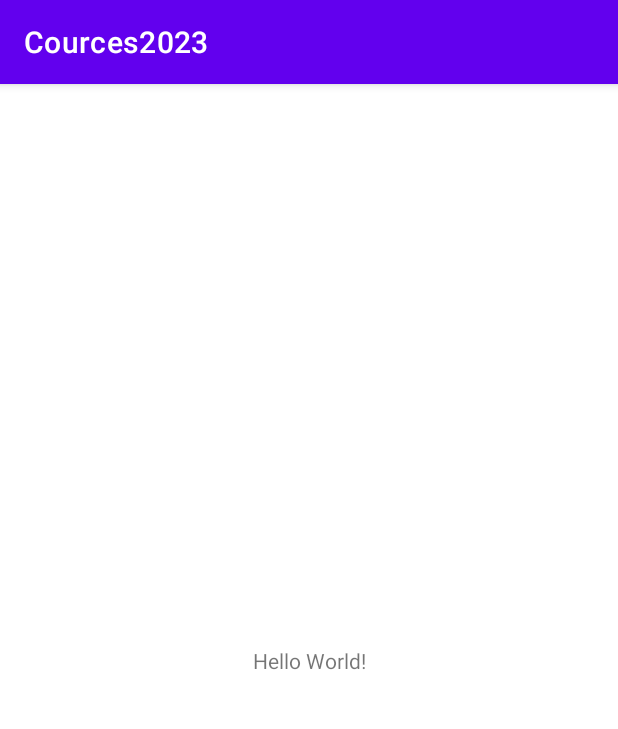
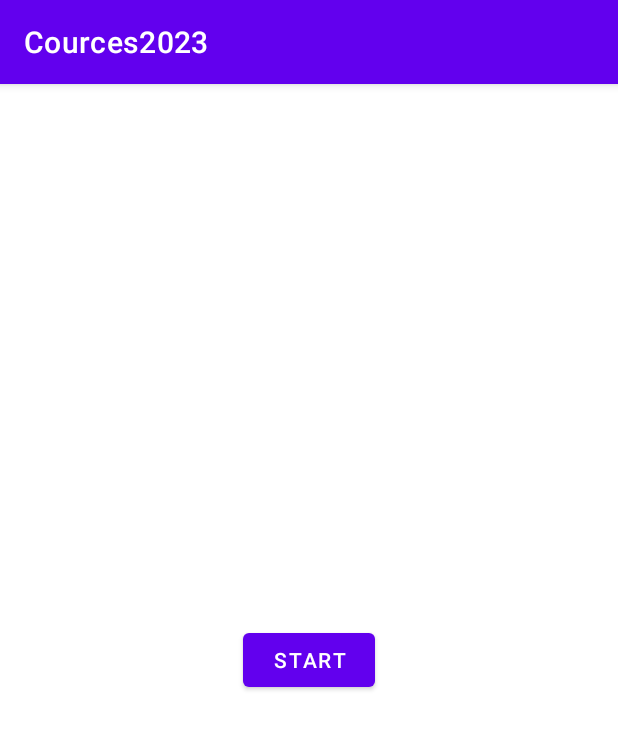
Before and after one commit to linyasha/Cources2023, an Android app: the screen it shows after launch (MainActivity before the commit, RxJavaWorkShop after it), on a phone screen of 412 x 824 dp. Shown: the top 729 px of the screen. Run offline under Robolectric (Android 15) with nearby library versions, the phone set to English and light mode, and no system bars; our stand-ins replace RxJava.

Commit message:
homework_6

```diff
--- a/app/build.gradle
+++ b/app/build.gradle
@@ -52,6 +52,10 @@ dependencies {
     androidTestImplementation 'androidx.test.espresso:espresso-core:3.5.1'
     implementation("org.jetbrains.kotlinx:kotlinx-coroutines-android:1.3.9")
 
+    //RX
+    implementation "io.reactivex.rxjava3:rxjava:3.1.6"
+    implementation 'io.reactivex.rxjava3:rxandroid:3.0.2'
+
 
 //    // ViewModel
 //    implementation("androidx.lifecycle:lifecycle-viewmodel:$lifecycle_version")
--- a/app/src/main/AndroidManifest.xml
+++ b/app/src/main/AndroidManifest.xml
@@ -13,7 +13,7 @@
         android:theme="@style/Theme.Cources2023"
         tools:targetApi="31" >
         <activity
-            android:name=".MainActivity"
+            android:name=".RxJavaWorkShop"
             android:exported="true" >
             <intent-filter>
                 <action android:name="android.intent.action.MAIN" />
--- a/app/src/main/java/dev/lynko/cources2023/MainActivity.kt
+++ /dev/null
@@ -1,54 +0,0 @@
-package dev.lynko.cources2023
-
-import android.annotation.SuppressLint
-import android.content.Intent
-import androidx.appcompat.app.AppCompatActivity
-import android.os.Bundle
-import android.os.PersistableBundle
-import android.util.Log
-import android.widget.Button
-import android.widget.Toast
-import android.widget.Toolbar
-import kotlinx.coroutines.*
-//import androidx.lifecycle.lifecycleScope
-import kotlin.random.Random
-
-class MainActivity : AppCompatActivity() {
-
-    val scope = CoroutineScope(Dispatchers.Main)
-
-    var networkJob: Job? = null
-
-    @SuppressLint("MissingInflatedId")
-    override fun onCreate(savedInstanceState: Bundle?) {
-        super.onCreate(savedInstanceState)
-        setContentView(R.layout.activity_main)
-
-        Log.d(Lesson12.TAG, "main start:")
-
-        networkJob = scope.launch {
-            Log.d(Lesson12.TAG, "coroutine start ${this.hashCode()}  ${scope.hashCode()}")
-            launch(Dispatchers.IO) {
-                updateData()
-            }
-//            withContext(Dispatchers.IO) {
-//
-//            }
-            Log.d(Lesson12.TAG, "coroutine end")
-        }
-        Log.d(Lesson12.TAG, "main after launch ")
-    }
-
-    suspend fun updateData() {
-        Log.d(Lesson12.TAG, "updateData start")
-        delay(1000L)
-        Log.d(Lesson12.TAG, "updateData end")
-        withContext(Dispatchers.Main) {
-            delay(1000L)
-            Log.d(TAG, "MAIN: ")
-        }
-        Log.d(TAG, "updateData: ")
-    }
-
-    val TAG = "d_Example"
-}
--- /dev/null
+++ b/app/src/main/java/dev/lynko/cources2023/RxJavaWorkShop.kt
@@ -0,0 +1,58 @@
+package dev.lynko.cources2023
+
+import android.annotation.SuppressLint
+import android.content.Intent
+import androidx.appcompat.app.AppCompatActivity
+import android.os.Bundle
+import android.os.PersistableBundle
+import android.util.Log
+import android.widget.Button
+import android.widget.Toast
+import android.widget.Toolbar
+import dev.lynko.cources2023.databinding.ActivityMainBinding
+import io.reactivex.rxjava3.core.Observable
+import io.reactivex.rxjava3.core.Observer
+import io.reactivex.rxjava3.disposables.Disposable
+import kotlinx.coroutines.*
+//import androidx.lifecycle.lifecycleScope
+import kotlin.random.Random
+
+class RxJavaWorkShop : AppCompatActivity() {
+
+    private var TAG = "MainActivity"
+
+    lateinit var binding: ActivityMainBinding
+
+    override fun onCreate(savedInstanceState: Bundle?) {
+        super.onCreate(savedInstanceState)
+        binding = ActivityMainBinding.inflate(layoutInflater)
+        setContentView(binding.root)
+        //TODO 1 По нажатию на кнопку button, необходимо вызывать метод startRSStream
+    }
+
+    private fun startRStream() {
+
+        //TODO 2 Реализуйте метод getObservable, который должен возвращать Observable<String>.
+        // Observable должен испускать 5 чисел от 5 до 1.
+//        val myObservable = getObservable()
+
+        //TODO 3 Реализуйте метод getObserver, который должен возвращать Observer<String>.
+        // В методе создайте и верните анонимный объект Observer(object : Observer<String>) и переопределите
+        // необходимые методы. В каждом переопределенном методе выводите Toast с названием переопределенного метода.
+        // В методе onNext, Toast должен выводить число, которое пришло из Observable.
+//        val myObserver = getObserver()
+
+        //TODO 4 Имея myObservable и myObserver, произведите подписку(subscribe). Observable должен выполняться
+        // в фоновом потоке, а обработка значений Observer в Main потоке.
+
+    }
+
+//    private fun getObserver() {
+//        return object :
+//    }
+
+//    private fun getObservable() {
+//        return Observable.
+//    }
+
+}
--- a/app/src/main/res/layout/activity_main.xml
+++ b/app/src/main/res/layout/activity_main.xml
@@ -5,14 +5,16 @@
     xmlns:app="http://schemas.android.com/apk/res-auto"
     android:layout_width="match_parent"
     android:layout_height="match_parent"
-    tools:context=".MainActivity">
-    <TextView
-      android:layout_width="wrap_content"
-      android:layout_height="wrap_content"
-      android:text="Hello World!"
-      app:layout_constraintBottom_toBottomOf="parent"
-      app:layout_constraintStart_toStartOf="parent"
-      app:layout_constraintEnd_toEndOf="parent"
-      app:layout_constraintTop_toTopOf="parent" />
+    tools:context=".RxJavaWorkShop">
+
+    <Button
+        android:id="@+id/button"
+        android:layout_width="wrap_content"
+        android:layout_height="wrap_content"
+        android:text="Start"
+        app:layout_constraintStart_toStartOf="parent"
+        app:layout_constraintEnd_toEndOf="parent"
+        app:layout_constraintTop_toTopOf="parent"
+        app:layout_constraintBottom_toBottomOf="parent"/>
 
   </androidx.constraintlayout.widget.ConstraintLayout>
```
Also changed, not shown: app/src/main/java/dev/lynko/cources2023/CoroutinesWorkShop.kt (added, +81 -0 lines), app/src/main/java/dev/lynko/cources2023/Lesson12.kt (deleted, +0 -35 lines).
